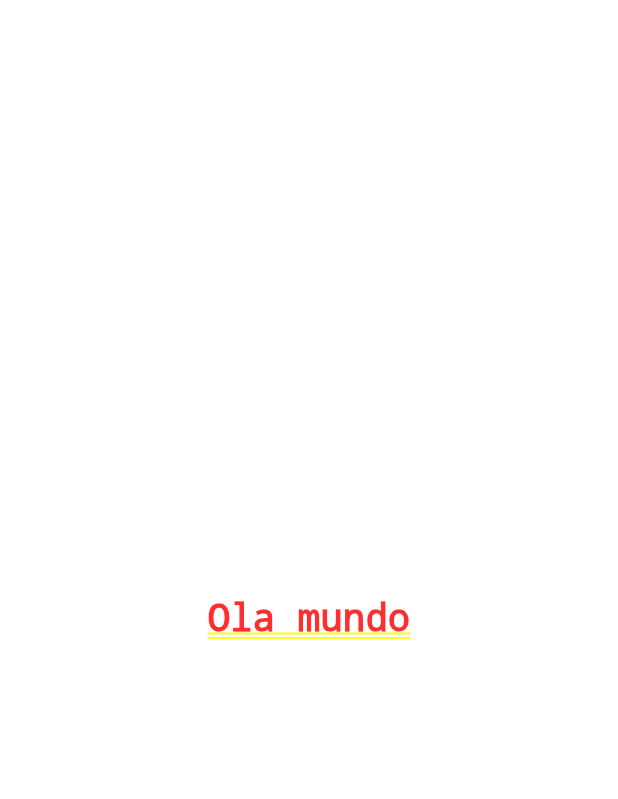
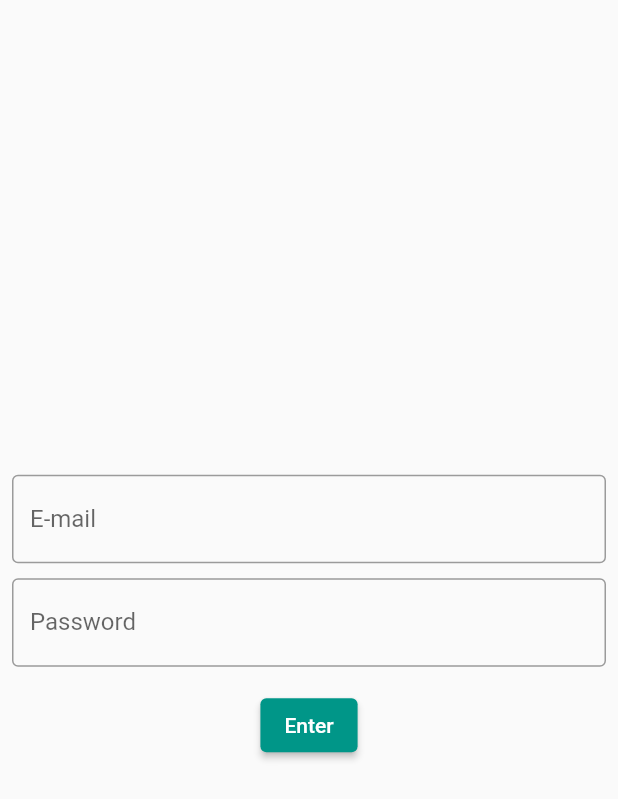
Before and after one commit to jfelipesouza/First-App-Flutter, a Flutter app: the screen it shows after launch, on a phone screen of 412 x 824 dp. Shown: the top 799 px of the screen. Run offline on Flutter 3.47's test engine with Material 2 defaults, Android fonts, the phone set to English and light mode, and no system bars.

Commit message:
Criada uma tela de autentificaçao de entrada

```diff
--- a/lib/main.dart
+++ b/lib/main.dart
@@ -1,4 +1,5 @@
 import 'package:flutter/material.dart';
+import 'package:first/pages/login.dart';
 
 void main() {
   runApp(const MyApp(
@@ -14,19 +15,9 @@ class MyApp extends StatelessWidget {
   @override
   Widget build(BuildContext context) {
     return MaterialApp(
-        theme: ThemeData(
-            primaryColor: const Color.fromRGBO(0, 128, 128, 0.99),
-            backgroundColor: Colors.white24),
-        home: Container(
-          child: Center(
-            child: Text(
-              title,
-              textDirection: TextDirection.ltr,
-              style: const TextStyle(
-                fontSize: 25,
-              ),
-            ),
-          ),
-        ));
+      theme:
+          ThemeData(primarySwatch: Colors.teal, backgroundColor: Colors.white),
+      home: const LoginPage(),
+    );
   }
 }
--- /dev/null
+++ b/lib/pages/login.dart
@@ -0,0 +1,59 @@
+import 'package:flutter/material.dart';
+
+class LoginPage extends StatefulWidget {
+  const LoginPage({Key? key}) : super(key: key);
+
+  @override
+  _LoginPageState createState() => _LoginPageState();
+}
+
+class _LoginPageState extends State<LoginPage> {
+  String email = '';
+  String password = '';
+
+  @override
+  Widget build(BuildContext context) {
+    return Scaffold(
+      body: SingleChildScrollView(
+        child: SizedBox(
+            width: MediaQuery.of(context).size.width,
+            height: MediaQuery.of(context).size.height,
+            child: Padding(
+              padding: const EdgeInsets.all(8.0),
+              child: Column(
+                mainAxisAlignment: MainAxisAlignment.center,
+                children: [
+                  TextField(
+                    onChanged: (emailValue) {
+                      email = emailValue;
+                    },
+                    keyboardType: TextInputType.emailAddress,
+                    decoration: const InputDecoration(
+                      border: OutlineInputBorder(),
+                      labelText: "E-mail",
+                    ),
+                  ),
+                  const SizedBox(
+                    height: 10,
+                  ),
+                  TextField(
+                    onChanged: (passwordValue) {
+                      password = passwordValue;
+                    },
+                    obscureText: true,
+                    decoration: const InputDecoration(
+                      border: OutlineInputBorder(),
+                      labelText: "Password",
+                    ),
+                  ),
+                  const SizedBox(
+                    height: 15,
+                  ),
+                  ElevatedButton(onPressed: () {}, child: const Text("Enter"))
+                ],
+              ),
+            )),
+      ),
+    );
+  }
+}
```
Also changed, not shown: 1 other file.
